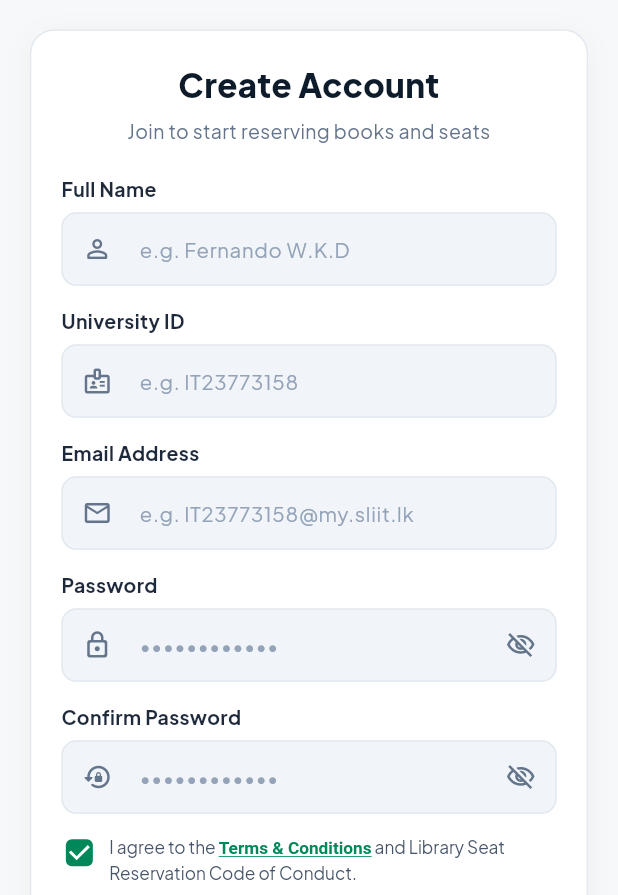
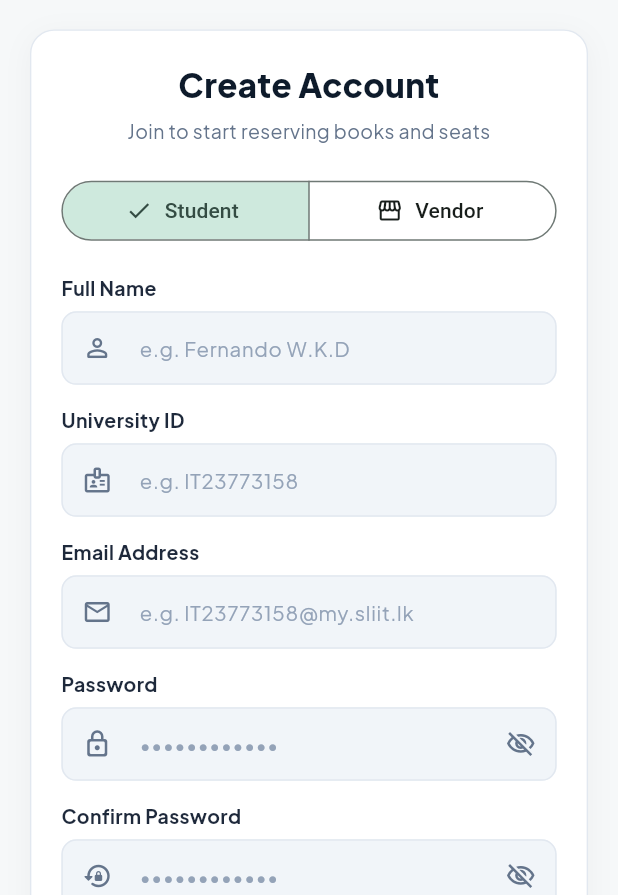
Before and after one commit to theekshana56/Library-Book-and-Seat-Reservation_Application, a Flutter app: the screen it shows after launch, after a tap on "Skip", after a tap on "Log In", after a tap on "Sign up", on a phone screen of 412 x 824 dp, the part 341-1236 px from its top. Run offline on Flutter 3.47's test engine with Material 3 defaults, Android fonts, the phone set to English and light mode, and no system bars; our stand-ins replace barcode_widget, flutter_secure_storage, flutter_svg, google_fonts; missing offline and left inert: mobile_scanner; accounts and stored records are empty; network calls fail.

Commit message:
feat: Implement vendor registration and update user profile handling

```diff
--- a/frontend/lib/user_management/models/user_profile.dart
+++ b/frontend/lib/user_management/models/user_profile.dart
@@ -6,6 +6,7 @@ class UserProfile {
   final String role;
   final String? department;
   final String? userCategory;
+  final String? vendorCompanyName;
   final bool active;
 
   const UserProfile({
@@ -16,6 +17,7 @@ class UserProfile {
     required this.role,
     this.department,
     this.userCategory,
+    this.vendorCompanyName,
     this.active = true,
   });
 
@@ -28,6 +30,7 @@ class UserProfile {
       role: json['role'] as String? ?? 'STUDENT',
       department: json['department'] as String?,
       userCategory: json['userCategory'] as String?,
+      vendorCompanyName: json['vendorCompanyName'] as String?,
       active: json['active'] as bool? ?? true,
     );
   }
@@ -41,6 +44,7 @@ class UserProfile {
       'role': role,
       if (department != null) 'department': department,
       if (userCategory != null) 'userCategory': userCategory,
+      if (vendorCompanyName != null) 'vendorCompanyName': vendorCompanyName,
       'active': active,
     };
   }
@@ -53,6 +57,7 @@ class UserProfile {
     String? role,
     String? department,
     String? userCategory,
+    String? vendorCompanyName,
     bool? active,
   }) {
     return UserProfile(
@@ -63,6 +68,7 @@ class UserProfile {
       role: role ?? this.role,
       department: department ?? this.department,
       userCategory: userCategory ?? this.userCategory,
+      vendorCompanyName: vendorCompanyName ?? this.vendorCompanyName,
       active: active ?? this.active,
     );
   }
--- a/frontend/lib/user_management/screens/edit_profile_screen.dart
+++ b/frontend/lib/user_management/screens/edit_profile_screen.dart
@@ -1,5 +1,6 @@
 import 'package:flutter/material.dart';
 import 'package:google_fonts/google_fonts.dart';
+
 import '../../theme/app_colors.dart';
 import '../../widgets/ui_kit.dart';
 import '../controllers/auth_controller.dart';
@@ -7,10 +8,12 @@ import '../widgets/auth_form_scaffold.dart';
 
 class EditProfileScreen extends StatefulWidget {
   final AuthController authController;
+  final bool isVendor;
 
   const EditProfileScreen({
     super.key,
     required this.authController,
+    this.isVendor = false,
   });
 
   @override
@@ -74,9 +77,15 @@ class _EditProfileScreenState extends State<EditProfileScreen> {
       builder: (context, _) {
         return AuthFormScaffold(
           title: 'Edit Profile',
-          subtitle: 'Update your personal library details',
+          subtitle: widget.isVendor
+              ? 'Update your vendor contact details'
+              : 'Update your personal library details',
           headerLeading: IconButton(
-            icon: const Icon(Icons.arrow_back_ios_new_rounded, color: Colors.white, size: 20),
+            icon: const Icon(
+              Icons.arrow_back_ios_new_rounded,
+              color: Colors.white,
+              size: 20,
+            ),
             onPressed: () => Navigator.of(context).pop(),
           ),
           body: Form(
@@ -147,8 +156,13 @@ class _EditProfileScreenState extends State<EditProfileScreen> {
                   textCapitalization: TextCapitalization.words,
                   decoration: InputDecoration(
                     prefixIcon: const Icon(Icons.person_outline, size: 20),
-                    border: OutlineInputBorder(borderRadius: BorderRadius.circular(10)),
-                    contentPadding: const EdgeInsets.symmetric(horizontal: 14, vertical: 14),
+                    border: OutlineInputBorder(
+                      borderRadius: BorderRadius.circular(10),
+                    ),
+                    contentPadding: const EdgeInsets.symmetric(
+                      horizontal: 14,
+                      vertical: 14,
+                    ),
                   ),
                   validator: (val) {
                     if (val == null || val.trim().isEmpty) {
@@ -172,8 +186,13 @@ class _EditProfileScreenState extends State<EditProfileScreen> {
                   keyboardType: TextInputType.emailAddress,
                   decoration: InputDecoration(
                     prefixIcon: const Icon(Icons.mail_outline, size: 20),
-                    border: OutlineInputBorder(borderRadius: BorderRadius.circular(10)),
-                    contentPadding: const EdgeInsets.symmetric(horizontal: 14, vertical: 14),
+                    border: OutlineInputBorder(
+                      borderRadius: BorderRadius.circular(10),
+                    ),
+                    contentPadding: const EdgeInsets.symmetric(
+                      horizontal: 14,
+                      vertical: 14,
+                    ),
                   ),
                   validator: (val) {
                     if (val == null || val.trim().isEmpty) {
@@ -186,6 +205,7 @@ class _EditProfileScreenState extends State<EditProfileScreen> {
                     return null;
                   },
                 ),
+                if (!widget.isVendor) ...[
                   const SizedBox(height: 16),
                   Text(
                     'Department',
@@ -201,13 +221,21 @@ class _EditProfileScreenState extends State<EditProfileScreen> {
                     decoration: InputDecoration(
                       hintText: 'e.g. Faculty of Computing',
                       prefixIcon: const Icon(Icons.business_outlined, size: 20),
-                    border: OutlineInputBorder(borderRadius: BorderRadius.circular(10)),
-                    contentPadding: const EdgeInsets.symmetric(horizontal: 14, vertical: 14),
+                      border: OutlineInputBorder(
+                        borderRadius: BorderRadius.circular(10),
+                      ),
+                      contentPadding: const EdgeInsets.symmetric(
+                        horizontal: 14,
+                        vertical: 14,
                       ),
                     ),
+                  ),
+                ],
                 const SizedBox(height: 28),
                 PrimaryButton(
-                  label: controller.isLoading ? 'Saving Changes...' : 'Save Changes',
+                  label: controller.isLoading
+                      ? 'Saving Changes...'
+                      : 'Save Changes',
                   icon: controller.isLoading ? null : Icons.save_outlined,
                   onPressed: controller.isLoading ? null : _submit,
                 ),
--- a/frontend/lib/user_management/screens/login_screen.dart
+++ b/frontend/lib/user_management/screens/login_screen.dart
@@ -112,7 +112,7 @@ class _LoginScreenState extends State<LoginScreen> {
                 ),
                 const SizedBox(height: 6),
                 Text(
-                  'Log in to reserve books and quiet study seats',
+                  'Sign in to continue to your Biblione workspace',
                   textAlign: TextAlign.center,
                   style: GoogleFonts.plusJakartaSans(
                     fontSize: 13,
@@ -155,13 +155,13 @@ class _LoginScreenState extends State<LoginScreen> {
                   const SizedBox(height: 18),
                 ],
 
-                // University ID field with right subtitle
+                // Students can use their university ID; vendors use their email.
                 Row(
                   mainAxisAlignment: MainAxisAlignment.spaceBetween,
                   children: [
                     Flexible(
                       child: Text(
-                        'University ID',
+                        'Email or University ID',
                         style: GoogleFonts.plusJakartaSans(
                           fontSize: 13,
                           fontWeight: FontWeight.w700,
@@ -171,7 +171,7 @@ class _LoginScreenState extends State<LoginScreen> {
                     ),
                     const SizedBox(width: 8),
                     Text(
-                      'Student / Faculty',
+                      'All account types',
                       style: GoogleFonts.plusJakartaSans(
                         fontSize: 11.5,
                         fontWeight: FontWeight.w500,
@@ -189,13 +189,13 @@ class _LoginScreenState extends State<LoginScreen> {
                     color: const Color(0xFF1E293B),
                   ),
                   decoration: InputDecoration(
-                    hintText: 'e.g. IT23773158',
+                    hintText: 'Email address or university ID',
                     hintStyle: GoogleFonts.plusJakartaSans(
                       color: const Color(0xFF94A3B8),
                       fontSize: 13.5,
                     ),
                     prefixIcon: const Icon(
-                      Icons.badge_outlined,
+                      Icons.person_outline_rounded,
                       color: Color(0xFF64748B),
                       size: 20,
                     ),
@@ -223,7 +223,7 @@ class _LoginScreenState extends State<LoginScreen> {
                   ),
                   validator: (val) {
                     if (val == null || val.trim().isEmpty) {
-                      return 'Please enter your University ID or Email';
+                      return 'Please enter your email or University ID';
                     }
                     return null;
                   },
--- a/frontend/lib/user_management/screens/profile_screen.dart
+++ b/frontend/lib/user_management/screens/profile_screen.dart
@@ -17,11 +17,7 @@ class ProfileScreen extends StatelessWidget {
   }
 
   bool _canAccessAdmin(String role) {
-    final r = role.toUpperCase();
-    return r == 'ADMIN' ||
-        r == 'LIBRARY_STAFF' ||
-        r == 'UNIVERSITY_MANAGEMENT' ||
-        r == 'IT_SUPPORT_STAFF';
+    return role.toUpperCase() == 'ADMIN';
   }
 
   void _showHistoryReceipts(BuildContext context) {
--- a/frontend/lib/user_management/screens/registration_screen.dart
+++ b/frontend/lib/user_management/screens/registration_screen.dart
@@ -1,16 +1,14 @@
 import 'package:flutter/gestures.dart';
 import 'package:flutter/material.dart';
 import 'package:google_fonts/google_fonts.dart';
+
 import '../controllers/auth_controller.dart';
 import '../widgets/biblione_auth_scaffold.dart';
 
 class RegistrationScreen extends StatefulWidget {
   final AuthController authController;
 
-  const RegistrationScreen({
-    super.key,
-    required this.authController,
-  });
+  const RegistrationScreen({super.key, required this.authController});
 
   @override
   State<RegistrationScreen> createState() => _RegistrationScreenState();
@@ -19,6 +17,7 @@ class RegistrationScreen extends StatefulWidget {
 class _RegistrationScreenState extends State<RegistrationScreen> {
   final _formKey = GlobalKey<FormState>();
   final _fullNameController = TextEditingController();
+  final _companyNameController = TextEditingController();
   final _universityIdController = TextEditingController();
   final _emailController = TextEditingController();
   final _passwordController = TextEditingController();
@@ -27,10 +26,12 @@ class _RegistrationScreenState extends State<RegistrationScreen> {
   bool _obscurePassword = true;
   bool _obscureConfirmPassword = true;
   bool _agreeToTerms = true;
+  bool _isVendor = false;
 
   @override
   void dispose() {
     _fullNameController.dispose();
+    _companyNameController.dispose();
     _universityIdController.dispose();
     _emailController.dispose();
     _passwordController.dispose();
@@ -62,7 +63,9 @@ class _RegistrationScreenState extends State<RegistrationScreen> {
             mainAxisSize: MainAxisSize.min,
             children: [
               Text(
-                'By creating a Biblione account, you agree to:\n\n'
+                _isVendor
+                    ? 'By applying for a vendor account, you agree to provide accurate business details, offer genuine book inventory, and respond to library purchase decisions through this portal.'
+                    : 'By creating a Biblione account, you agree to:\n\n'
                           '1. Check into your reserved study desk within 15 minutes using the desk QR code or NFC tag.\n'
                           '2. Maintain a quiet environment in designated Quiet Study Zones.\n'
                           '3. Return borrowed library volumes within the 14-day borrowing window.\n'
@@ -110,7 +113,15 @@ class _RegistrationScreenState extends State<RegistrationScreen> {
       return;
     }
 
-    final success = await widget.authController.register(
+    final success = _isVendor
+        ? await widget.authController.registerVendor(
+            fullName: _fullNameController.text.trim(),
+            companyName: _companyNameController.text.trim(),
+            email: _emailController.text.trim(),
+            password: _passwordController.text,
+            confirmPassword: _confirmPasswordController.text,
+          )
+        : await widget.authController.register(
             fullName: _fullNameController.text.trim(),
             universityId: _universityIdController.text.trim(),
             email: _emailController.text.trim(),
@@ -120,8 +131,12 @@ class _RegistrationScreenState extends State<RegistrationScreen> {
 
     if (success && mounted) {
       ScaffoldMessenger.of(context).showSnackBar(
-        const SnackBar(
-          content: Text('Account created successfully! Please sign in.'),
+        SnackBar(
+          content: Text(
+            _isVendor
+                ? 'Vendor application submitted. Library admin approval is required before sign-in.'
+                : 'Account created successfully! Please sign in.',
+          ),
           backgroundColor: Color(0xFF00875A),
         ),
       );
@@ -137,7 +152,7 @@ class _RegistrationScreenState extends State<RegistrationScreen> {
       listenable: controller,
       builder: (context, _) {
         return BiblioneAuthScaffold(
-          subtitle: 'University Library',
+          subtitle: _isVendor ? 'Vendor application' : 'University Library',
           subtitleColor: const Color(0xFF00875A),
           onBack: () => Navigator.of(context).pop(),
           bottomPrompt: Wrap(
@@ -167,8 +182,7 @@ class _RegistrationScreenState extends State<RegistrationScreen> {
               ),
             ],
           ),
-          securityTitle:
-              'SLIIT University Library System â€” Encrypted & Authorized Academic Access',
+          securityTitle: 'SLIIT University Library System â€” Encrypted & Authorized Academic Access',
           securitySubtitle: null,
           body: Form(
             key: _formKey,
@@ -177,7 +191,7 @@ class _RegistrationScreenState extends State<RegistrationScreen> {
               children: [
                 // Title & Subtitle matching Figma
                 Text(
-                  'Create Account',
+                  _isVendor ? 'Vendor Registration' : 'Create Account',
                   textAlign: TextAlign.center,
                   style: GoogleFonts.plusJakartaSans(
                     fontSize: 22,
@@ -187,7 +201,9 @@ class _RegistrationScreenState extends State<RegistrationScreen> {
                 ),
                 const SizedBox(height: 6),
                 Text(
-                  'Join to start reserving books and seats',
+                  _isVendor
+                      ? 'Apply for a vendor account to offer books to the library'
+                      : 'Join to start reserving books and seats',
                   textAlign: TextAlign.center,
                   style: GoogleFonts.plusJakartaSans(
                     fontSize: 13,
@@ -195,6 +211,28 @@ class _RegistrationScreenState extends State<RegistrationScreen> {
                   ),
                 ),
                 const SizedBox(height: 20),
+                SegmentedButton<bool>(
+                  segments: const [
+                    ButtonSegment<bool>(
+                      value: false,
+                      label: Text('Student'),
+                      icon: Icon(Icons.school_outlined),
+                    ),
+                    ButtonSegment<bool>(
+                      value: true,
+                      label: Text('Vendor'),
+                      icon: Icon(Icons.storefront_outlined),
+                    ),
+                  ],
+                  selected: {_isVendor},
+                  onSelectionChanged: (selection) {
+                    setState(() {
+                      _isVendor = selection.first;
+                    });
+                    controller.clearError();
+                  },
+                ),
+                const SizedBox(height: 18),
 
                 // Error Banner
                 if (controller.errorMessage != null) ...[
@@ -260,6 +298,34 @@ class _RegistrationScreenState extends State<RegistrationScreen> {
                 ),
                 const SizedBox(height: 14),
 
+                if (_isVendor) ...[
+                  Text(
+                    'Company / Publisher Name',
+                    style: GoogleFonts.plusJakartaSans(
+                      fontSize: 13,
+                      fontWeight: FontWeight.w700,
+                      color: const Color(0xFF1E293B),
+                    ),
+                  ),
+                  const SizedBox(height: 6),
+                  TextFormField(
+                    controller: _companyNameController,
+                    textCapitalization: TextCapitalization.words,
+                    decoration: _buildInputDecoration(
+                      hintText: 'e.g. North Books Ltd.',
+                      prefixIcon: Icons.storefront_outlined,
+                    ),
+                    validator: (value) {
+                      if (_isVendor &&
+                          (value == null || value.trim().isEmpty)) {
+                        return 'Company or publisher name is required';
+                      }
+                      return null;
+                    },
+                  ),
+                  const SizedBox(height: 14),
+                ],
+                if (!_isVendor) ...[
                   // 2. University ID
                   Text(
                     'University ID',
@@ -288,6 +354,7 @@ class _RegistrationScreenState extends State<RegistrationScreen> {
                     },
                   ),
                   const SizedBox(height: 14),
+                ],
 
                 // 3. Email Address
                 Text(
@@ -462,9 +529,10 @@ class _RegistrationScreenState extends State<RegistrationScreen> {
                               recognizer: TapGestureRecognizer()
                                 ..onTap = _showTermsDialog,
                             ),
-                            const TextSpan(
-                              text:
-                                  ' and Library Seat Reservation Code of Conduct.',
+                            TextSpan(
+                              text: _isVendor
+                                  ? ' and Vendor Application Terms.'
+                                  : ' and Library Seat Reservation Code of Conduct.',
                             ),
                           ],
                         ),
@@ -498,7 +566,9 @@ class _RegistrationScreenState extends State<RegistrationScreen> {
                             mainAxisAlignment: MainAxisAlignment.center,
                             children: [
                               Text(
-                                'Create Account',
+                                _isVendor
+                                    ? 'Submit application'
+                                    : 'Create Account',
                                 style: GoogleFonts.plusJakartaSans(
                                   color: Colors.white,
                                   fontSize: 15,
@@ -534,11 +604,7 @@ class _RegistrationScreenState extends State<RegistrationScreen> {
         color: const Color(0xFF94A3B8),
         fontSize: 13.5,
       ),
-      prefixIcon: Icon(
-        prefixIcon,
-        color: const Color(0xFF64748B),
-        size: 20,
-      ),
+      prefixIcon: Icon(prefixIcon, color: const Color(0xFF64748B), size: 20),
       suffixIcon: suffixIcon,
       filled: true,
       fillColor: const Color(0xFFF1F5F9),
--- a/frontend/lib/user_management/widgets/auth_gate.dart
+++ b/frontend/lib/user_management/widgets/auth_gate.dart
@@ -7,6 +7,7 @@ import '../../widgets/ui_kit.dart';
 import '../controllers/auth_controller.dart';
 import '../screens/login_screen.dart';
 import '../screens/onboarding_screen.dart';
+import '../../admin/screens/vendor_portal_screen.dart';
 
 class AuthGate extends StatefulWidget {
   final AuthController? authController;
@@ -52,6 +53,9 @@ class _AuthGateState extends State<AuthGate> {
         }
 
         if (_authController.isAuthenticated) {
+          if (_authController.currentUser?.role.toUpperCase() == 'VENDOR') {
+            return VendorPortalScreen(authController: _authController);
+          }
           return BiblioneShell(authController: _authController);
         }
 
```
Also changed, not shown: frontend/lib/user_management/controllers/auth_controller.dart (+35 -0 lines), frontend/lib/user_management/services/auth_api_client.dart (+24 -0 lines), 1 other file. Lines whose indentation alone changed are shown as unchanged.
